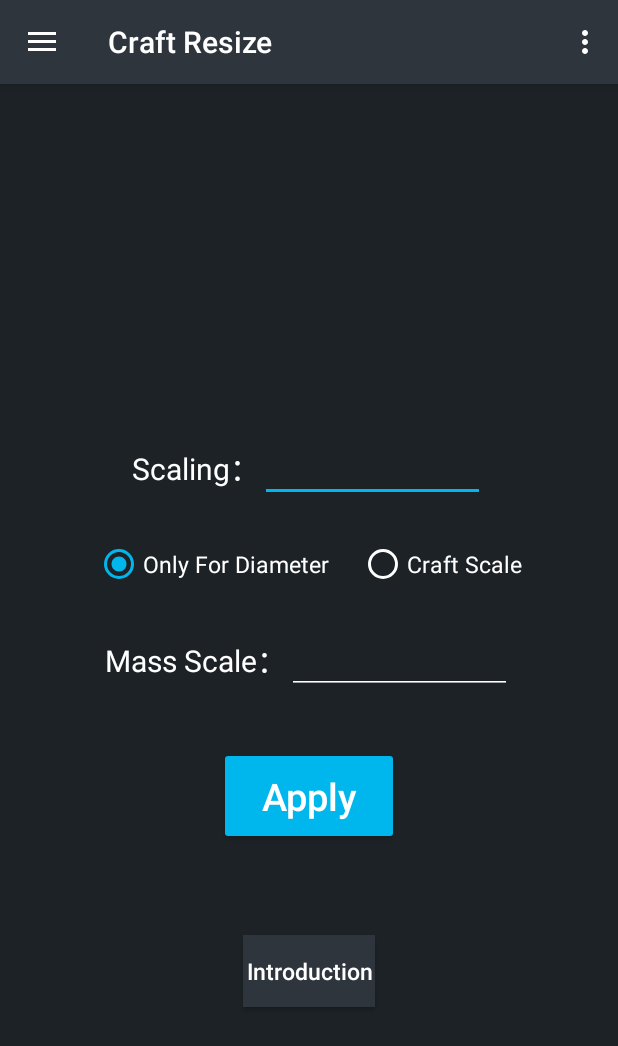
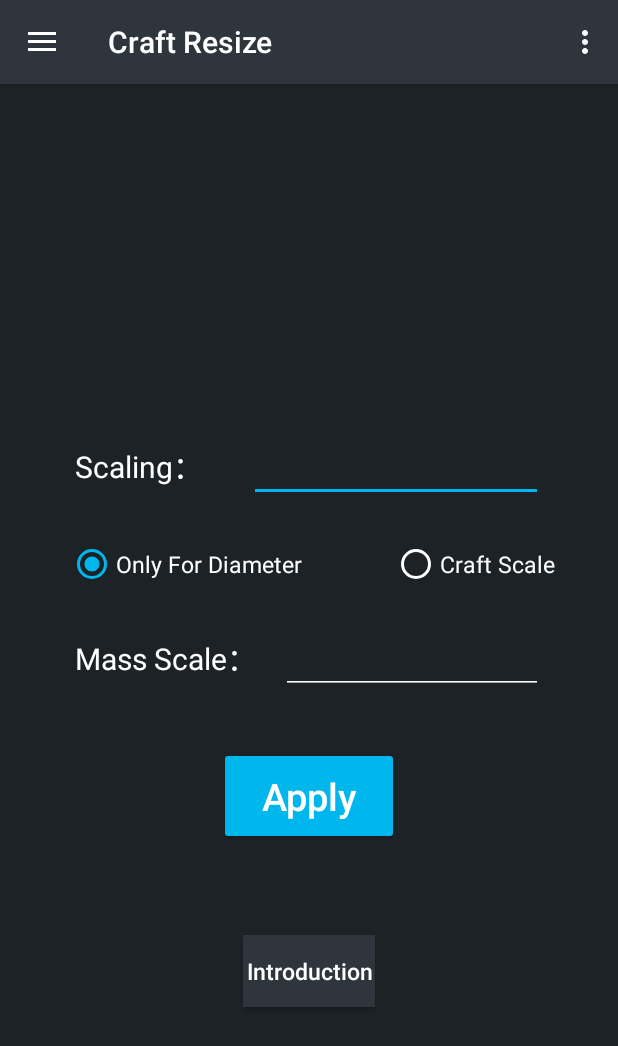
Before and after one commit to Server-WX/SR2Toolkit-Android, an Android app: the screen it shows after launch (MainActivity), in the side drawer, after a tap on "Craft Resize", on a phone screen of 412 x 824 dp. Shown: the top 1046 px of the screen. Run offline under Robolectric (Android 15) with nearby library versions, the phone set to English and light mode, and no system bars; our stand-ins replace navigation-ui.

Commit message:
第3次备份

```diff
--- a/app/src/main/java/com/infinity/sr2/toolkit/MainActivity.java
+++ b/app/src/main/java/com/infinity/sr2/toolkit/MainActivity.java
@@ -467,6 +467,14 @@ public class MainActivity extends AppCompatActivity {
                         " "
                         + "\r\n" +
                         getResources().getString(R.string.load_craft_file_4)
+                        + "\r\n" +
+                        " "
+                        + "\r\n" +
+                        getResources().getString(R.string.load_craft_file_5)
+                        + "\r\n" +
+                        " "
+                        + "\r\n" +
+                        getResources().getString(R.string.load_craft_file_6)
                 ).create();
         dialog.show();
     }
--- a/app/src/main/res/layout/fragment_craft_resize.xml
+++ b/app/src/main/res/layout/fragment_craft_resize.xml
@@ -6,15 +6,22 @@
 
     <RelativeLayout
         android:id="@+id/resize_input"
-        android:layout_width="wrap_content"
+        android:layout_width="match_parent"
         android:layout_height="wrap_content"
         android:layout_above="@+id/radioGroup"
-        android:layout_centerHorizontal="true"
         tools:ignore="UselessLeaf">
+
+        <LinearLayout
+            android:paddingStart="50dp"
+            android:paddingEnd="50dp"
+            android:layout_width="match_parent"
+            android:layout_height="wrap_content"
+            tools:ignore="RtlSymmetry">
 
             <TextView
                 android:id="@+id/craft_resize_label"
                 style="@style/text_style"
+                android:layout_weight="2"
                 android:layout_width="wrap_content"
                 android:layout_height="wrap_content"
                 android:text="@string/craft_resize_label"
@@ -23,26 +30,32 @@
             <EditText
                 android:id="@+id/resize_number"
                 android:layout_width="150dp"
+                android:layout_weight="3"
                 android:layout_height="wrap_content"
-            android:layout_toEndOf="@+id/craft_resize_label"
                 android:textColor="@color/white" />
+
+        </LinearLayout>
+
+
 
     </RelativeLayout>
 
     <RadioGroup
         android:id="@+id/radioGroup"
-        android:layout_width="wrap_content"
+        android:paddingStart="45dp"
+        android:layout_width="match_parent"
         android:layout_height="wrap_content"
         android:layout_above="@id/mass_plant"
         android:layout_centerHorizontal="true"
         android:layout_marginTop="25dp"
-        android:orientation="horizontal">
+        android:orientation="horizontal"
+        tools:ignore="RtlSymmetry">
 
         <RadioButton
             android:id="@+id/toWidth"
             android:layout_width="wrap_content"
             android:layout_height="wrap_content"
-            android:layout_marginEnd="20dp"
+            android:layout_marginEnd="60dp"
             android:checked="true"
             android:text="@string/to_scale"
             android:textColor="@color/white"
@@ -60,15 +73,23 @@
 
     <RelativeLayout
         android:id="@+id/mass_plant"
-        android:layout_width="wrap_content"
+        android:layout_width="match_parent"
         android:layout_height="wrap_content"
         android:layout_centerHorizontal="true"
         android:layout_centerVertical="true"
         android:layout_marginTop="25dp">
 
+        <LinearLayout
+            android:paddingStart="50dp"
+            android:paddingEnd="50dp"
+            android:layout_width="match_parent"
+            android:layout_height="wrap_content"
+            tools:ignore="RtlSymmetry">
+
             <TextView
                 android:id="@+id/mass_label"
                 style="@style/text_style"
+                android:layout_weight="2"
                 android:layout_width="wrap_content"
                 android:layout_height="wrap_content"
                 android:text="@string/mass_scale" />
@@ -76,9 +97,13 @@
             <EditText
                 android:id="@+id/mass_number"
                 android:layout_width="150dp"
+                android:layout_weight="3"
                 android:layout_height="wrap_content"
-            android:layout_toEndOf="@+id/mass_label"
                 android:textColor="@color/white" />
+
+        </LinearLayout>
+
+
 
     </RelativeLayout>
 
--- a/app/src/main/res/values/strings.xml
+++ b/app/src/main/res/values/strings.xml
@@ -9,7 +9,7 @@
     <string name="navigation_drawer_close">Exit</string>
     <string name="nav_header_desc">Navigator</string>
     <string name="action_about">About</string>
-    <string name="clear_craft">Clear Craft</string>
+    <string name="clear_craft">Clear</string>
 
     <!--GUI文本-->
     <!--载入存档-->
@@ -60,7 +60,7 @@
     <string name="second">Second</string>
     <string name="loading_file">Loading Craft</string>
     <string name="output_file">OutputIng</string>
-    <string name="clear_text">已清除所有修改</string>
+    <string name="clear_text">All modifications have been cleared</string>
 
     <!--警告弹窗内容-->
     <string name="warning">Warning</string>
@@ -73,8 +73,8 @@
     <string name="load_craft_file_2">1.Copy the craft file to: /sdcard/Android/data/com.infinity.sr2.toolkit/files/</string>
     <string name="load_craft_file_3">2.Fill in the name of your craft in the input box without . xml suffix</string>
     <string name="load_craft_file_4">If an error is reported,that means the file name is filled incorrectly</string>
-    <string name="load_craft_file_5">当修改的内容较多时，可统一修改后再点击导出</string>
-    <string name="load_craft_file_6">点击右上角的清除按钮可以清除所有的修改</string>
+    <string name="load_craft_file_5">If you have many things to modify,do them and choose to output in once.</string>
+    <string name="load_craft_file_6">All the modifications can be cleared by clicking on the CLEAR button in the upper right corner</string>
     <!--存档缩放的文本内容-->
     <string name="craft_resize_1">Instructions for Craft Global Scaling</string>
     <string name="craft_resize_2">The first input box is for scale, which is used to enlarge or reduce the craft as a whole</string>
@@ -120,15 +120,16 @@
     <string name="other_6">The All-around Fuel Lines corresponds to the Fuel Line switch in Advanced Part Settings</string>
     <string name="other_7">If you need to keep the original value, please leave it blank and do not enter anything</string>
     <!--上帝模式的文本内容-->
-    <string name="god_mode">God Mode</string>
-    <string name="the_god_mode">\u3000\u3000如你所见，这是一个上帝模式，它能够赋予你，全新的力量。让你的Craft坚不可摧，你只需要点击下面的按钮即可称为上帝\u3000:)</string>
-    <string name="god_mode_1">上帝模式功能修改了以下属性</string>
-    <string name="god_mode_2">- maxDamage -> 零件的血量</string>
-    <string name="god_mode_3">- collisionDisconnectImpulse -> 碰撞时冲量超过该值连接点将会断开</string>
-    <string name="god_mode_4">- collisionDisconnectVelocity -> 发生碰撞时速度超过该值连接点将会断开</string>
-    <string name="god_mode_5">- collisionExplodeImpulse -> 发生碰撞时冲量超过该值零件将会爆炸</string>
-    <string name="god_mode_6">- collisionExplodeVelocity -> 发射碰撞时速度超过该值零件将会爆炸</string>
-    <string name="god_mode_7">- collisionPreventExternalDisconnections -> 无论如何碰撞连接点都不会断开</string>
+    <string name="god_mode">The God mode</string>
+    <string name="the_god_mode">\u3000\u3000As what you see,this is the god mode,it can give you overall new power to make your craft almost unbreakable.
+        Just punch the button below and you will become the GOD,\u3000good luck\u3000:)</string>
+    <string name="god_mode_1">The god mode will modify these properties:</string>
+    <string name="god_mode_2">- maxDamage -> The health of the part</string>
+    <string name="god_mode_3">- collisionDisconnectImpulse -> The connections will failed when the impulse of collision is beyond the volume</string>
+    <string name="god_mode_4">- collisionDisconnectVelocity -> The connections will failed when the speed of collision is beyond the volume</string>
+    <string name="god_mode_5">- collisionExplodeImpulse -> The part will explode when the impulse of collision is beyond the volume</string>
+    <string name="god_mode_6">- collisionExplodeVelocity -> The part will explode when the speed of collision is beyond the volume</string>
+    <string name="god_mode_7">- collisionPreventExternalDisconnections -> The connection will not broken from however you hit</string>
 
     <!--关于-->
     <string name="statement">Declaration</string>
```
Lines whose indentation alone changed are shown as unchanged.
